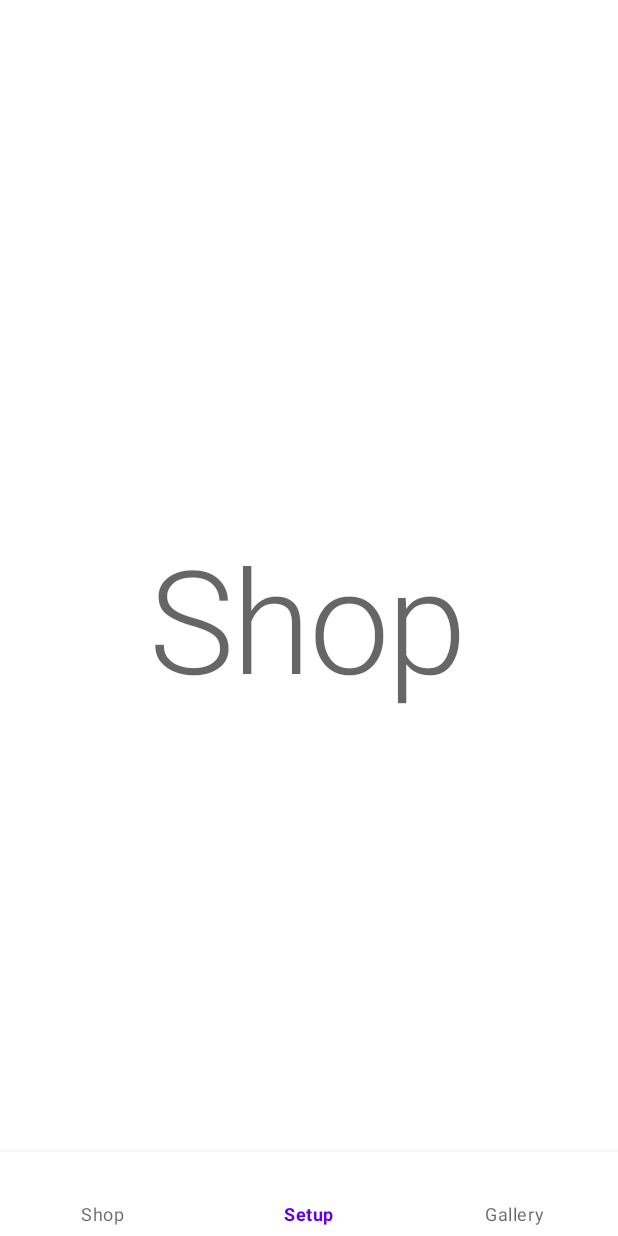
After one commit to dzyubaka/auto-legends, an Android app: the fragment ShopFragment placed in its activity, on a phone screen of 412 x 824 dp. The commit adds this screen. Run offline under Robolectric (Android 15) with nearby library versions, the phone set to English and light mode, and no system bars; 3 statements that could not run were skipped.

Commit message:
shop fragment

```diff
--- a/app/src/main/java/ru/dzyubaka/autolegends/MainActivity.java
+++ b/app/src/main/java/ru/dzyubaka/autolegends/MainActivity.java
@@ -8,6 +8,7 @@ import android.widget.TextView;
 import androidx.annotation.Nullable;
 import androidx.appcompat.app.AlertDialog;
 import androidx.appcompat.app.AppCompatActivity;
+import androidx.fragment.app.Fragment;
 
 import com.google.android.material.bottomnavigation.BottomNavigationView;
 
@@ -19,6 +20,7 @@ public class MainActivity extends AppCompatActivity {
 
     private User user;
     private TextView moneyTextView;
+    private final ShopFragment shopFragment = new ShopFragment();
     private SetupFragment setupFragment;
 
     @Override
@@ -30,7 +32,20 @@ public class MainActivity extends AppCompatActivity {
         getSupportFragmentManager().beginTransaction()
                 .replace(R.id.fragment_frame, setupFragment)
                 .commit();
-        ((BottomNavigationView) findViewById(R.id.bottom)).setSelectedItemId(R.id.setup);
+        BottomNavigationView bottomNavigationView = findViewById(R.id.bottom);
+        bottomNavigationView.setSelectedItemId(R.id.setup);
+        bottomNavigationView.setOnItemSelectedListener(item -> {
+            Fragment fragment = null;
+            if (item.getItemId() == R.id.shop) {
+                fragment = shopFragment;
+            } else if (item.getItemId() == R.id.setup) {
+                fragment = setupFragment;
+            }
+            getSupportFragmentManager().beginTransaction()
+                    .replace(R.id.fragment_frame, fragment)
+                    .commit();
+            return true;
+        });
         moneyTextView = findViewById(R.id.money);
         moneyTextView.setText(user.getMoney() + " money");
         ((TextView) findViewById(R.id.diamonds)).setText(user.getDiamonds() + " diamonds");
--- /dev/null
+++ b/app/src/main/java/ru/dzyubaka/autolegends/ShopFragment.java
@@ -0,0 +1,18 @@
+package ru.dzyubaka.autolegends;
+
+import android.os.Bundle;
+
+import androidx.annotation.NonNull;
+import androidx.fragment.app.Fragment;
+
+import android.view.LayoutInflater;
+import android.view.View;
+import android.view.ViewGroup;
+
+public class ShopFragment extends Fragment {
+
+    @Override
+    public View onCreateView(@NonNull LayoutInflater inflater, ViewGroup container, Bundle savedInstanceState) {
+        return inflater.inflate(R.layout.fragment_shop, container, false);
+    }
+}
--- /dev/null
+++ b/app/src/main/res/layout/fragment_shop.xml
@@ -0,0 +1,15 @@
+<?xml version="1.0" encoding="utf-8"?>
+<FrameLayout xmlns:android="http://schemas.android.com/apk/res/android"
+    xmlns:tools="http://schemas.android.com/tools"
+    android:layout_width="match_parent"
+    android:layout_height="match_parent"
+    tools:context=".ShopFragment">
+
+    <TextView
+        android:layout_width="wrap_content"
+        android:layout_height="wrap_content"
+        android:layout_gravity="center"
+        android:text="Shop"
+        android:textAppearance="@style/TextAppearance.MaterialComponents.Headline1" />
+
+</FrameLayout>
```
